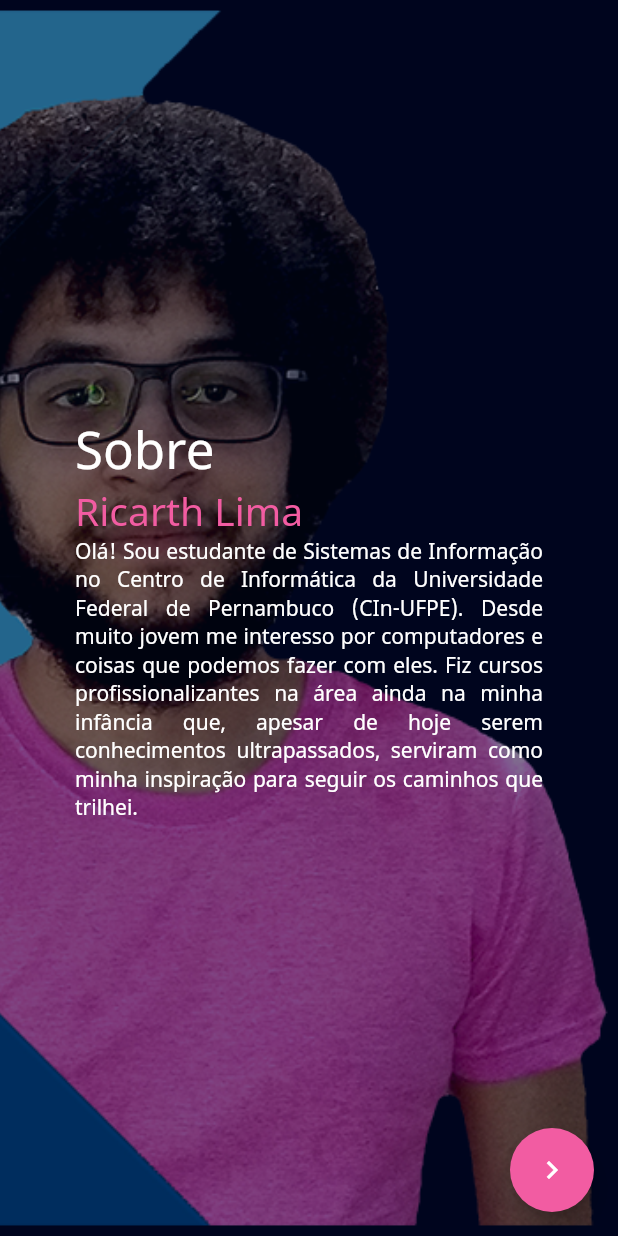
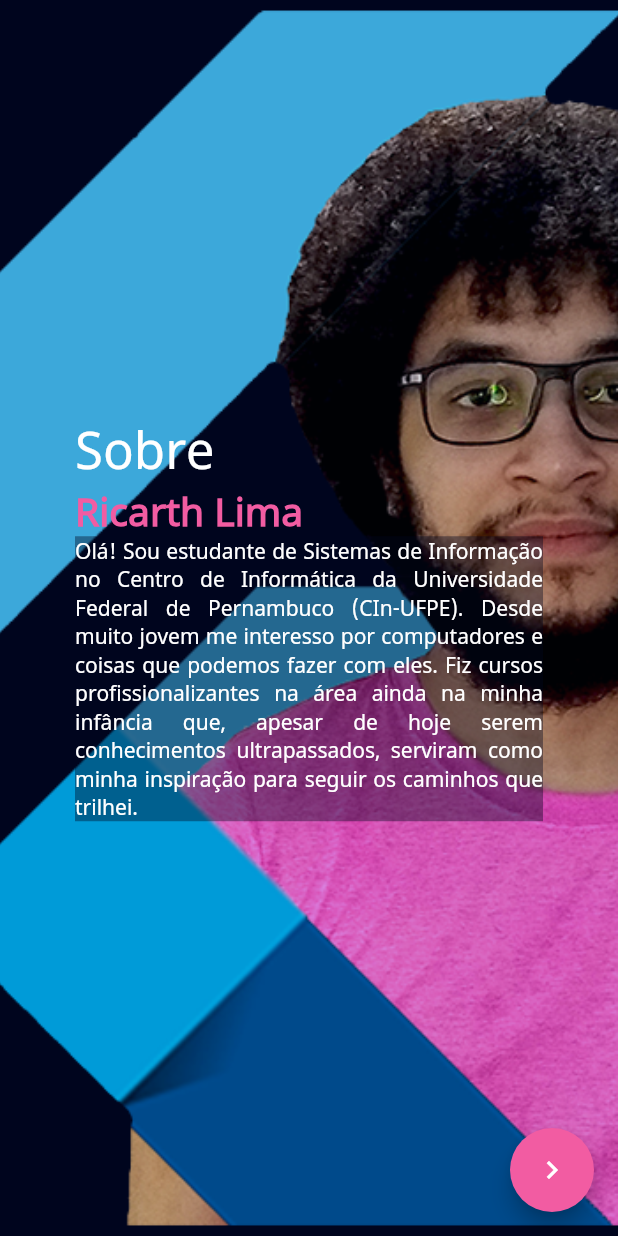
Before and after one commit to ricarthlima/flutter-ricarthme, a Flutter app: the screen it shows after launch, after a tap on the "navigate next" icon, on a phone screen of 412 x 824 dp. Run offline on Flutter 3.47's test engine with Material 2 defaults, Android fonts, the phone set to English and light mode, and no system bars; drawn by our look-alikes of carousel_slider; our stand-ins replace animated_text_kit.

Commit message:
fixed bugs in home and  about page

```diff
--- a/lib/pages/professional_page.dart
+++ b/lib/pages/professional_page.dart
@@ -1,9 +1,10 @@
-import 'package:animated_text_kit/animated_text_kit.dart';
 import 'package:carousel_slider/carousel_slider.dart';
 import 'package:flutter/material.dart';
 import 'package:ricarth_flutter/helpers/responsive_values.dart';
 import 'package:ricarth_flutter/values/my_colors.dart';
-import 'package:ricarth_flutter/values/text_styles.dart';
+
+import 'professional_views/p_home_view.dart';
+import 'professional_views/p_sobre_view.dart';
 
 class ProfessionalPage extends StatefulWidget {
   @override
@@ -42,130 +43,3 @@ class _ProfessionalPageState extends State<ProfessionalPage> {
     );
   }
 }
-
-class HomeView extends StatefulWidget {
-  @override
-  _HomeViewState createState() => _HomeViewState();
-}
-
-class _HomeViewState extends State<HomeView> {
-  @override
-  Widget build(BuildContext context) {
-    return Center(
-      child: Container(
-        padding: EdgeInsets.symmetric(
-          vertical: 50,
-          horizontal: 75,
-        ),
-        width: getWidth(context),
-        height: getHeight(context),
-        decoration: BoxDecoration(
-          image: DecorationImage(
-            image: AssetImage("assets/coding_bg.jpg"),
-            fit: BoxFit.cover,
-          ),
-        ),
-        child: Column(
-          crossAxisAlignment: CrossAxisAlignment.start,
-          mainAxisAlignment: MainAxisAlignment.center,
-          children: [
-            Text(
-              "RICARTH LIMA",
-              style: MyTextStyles().heading1,
-            ),
-            Text(
-              "Desenvolvedor de Aplicativos",
-              style: MyTextStyles().subHeadingPink,
-            ),
-            Text(
-              "Programador Flutter",
-              style: MyTextStyles().subHeadingPink,
-            ),
-            Row(
-              mainAxisSize: MainAxisSize.min,
-              children: <Widget>[
-                Text(
-                  "e ",
-                  style: MyTextStyles().subHeadingPink,
-                ),
-                TypewriterAnimatedTextKit(
-                  text: ["Full Stack Dev", "Kotlin", "Python", "Rails", "Java"],
-                  textStyle: MyTextStyles().subHeadingPink,
-                  textAlign: TextAlign.start,
-                  speed: const Duration(milliseconds: 75),
-                ),
-                Text(
-                  ".",
-                  style: MyTextStyles().subHeadingPink,
-                ),
-              ],
-            ),
-          ],
-        ),
-      ),
-    );
-  }
-}
-
-class SobreView extends StatefulWidget {
-  @override
-  _SobreViewState createState() => _SobreViewState();
-}
-
-class _SobreViewState extends State<SobreView> {
-  @override
-  Widget build(BuildContext context) {
-    return Container(
-      padding: EdgeInsets.symmetric(horizontal: 50),
-      width: getWidth(context),
-      height: getHeight(context),
-      decoration: BoxDecoration(
-        image: DecorationImage(
-          image: AssetImage(
-            "assets/flutter_me.png",
-          ),
-          fit: BoxFit.fitHeight,
-          alignment: Alignment.centerRight,
-        ),
-      ),
-      child: Column(
-        crossAxisAlignment: CrossAxisAlignment.start,
-        mainAxisAlignment: MainAxisAlignment.center,
-        children: [
-          TypewriterAnimatedTextKit(
-            text: [
-              "Sobre",
-            ],
-            textStyle: MyTextStyles().heading2,
-            textAlign: TextAlign.start,
-            speed: const Duration(milliseconds: 200),
-            pause: const Duration(milliseconds: 2500),
-          ),
-          Text(
-            "Ricarth Lima",
-            style: TextStyle(
-              color: MyColors.brilliantRose,
-              fontSize: 26,
-            ),
-            textAlign: TextAlign.left,
-          ),
-          Container(
-            width: (getWidth(context) > 1000)
-                ? getWidth(context) * 0.6
-                : getWidth(context) * 0.9,
-            child: Text(
-              "Olá! Sou estudante de Sistemas de Informação no Centro de Informática da Universidade Federal de Pernambuco " +
-                  "(CIn-UFPE). Desde muito jovem me interesso por computadores e coisas que podemos fazer com eles. Fiz cursos " +
-                  "profissionalizantes na área ainda na minha infância que, apesar de hoje serem conhecimentos ultrapassados, " +
-                  "serviram como minha inspiração para seguir os caminhos que trilhei.",
-              style: TextStyle(
-                color: Colors.white,
-              ),
-              textAlign: TextAlign.justify,
-            ),
-          )
-        ],
-      ),
-    );
-  }
-}
--- /dev/null
+++ b/lib/pages/professional_views/p_home_view.dart
@@ -0,0 +1,67 @@
+import 'package:animated_text_kit/animated_text_kit.dart';
+import 'package:flutter/material.dart';
+import 'package:ricarth_flutter/helpers/responsive_values.dart';
+import 'package:ricarth_flutter/values/text_styles.dart';
+
+class HomeView extends StatefulWidget {
+  @override
+  _HomeViewState createState() => _HomeViewState();
+}
+
+class _HomeViewState extends State<HomeView> {
+  @override
+  Widget build(BuildContext context) {
+    return Center(
+      child: Container(
+        padding: EdgeInsets.symmetric(
+          horizontal: (getWidth(context) < 500) ? 25 : 75,
+        ),
+        width: getWidth(context),
+        height: getHeight(context),
+        decoration: BoxDecoration(
+          image: DecorationImage(
+            image: AssetImage("assets/coding_bg.jpg"),
+            fit: BoxFit.cover,
+          ),
+        ),
+        child: Column(
+          crossAxisAlignment: CrossAxisAlignment.start,
+          mainAxisAlignment: MainAxisAlignment.center,
+          children: [
+            Text(
+              "RICARTH LIMA",
+              style: MyTextStyles().heading1,
+            ),
+            Text(
+              "Desenvolvedor de Aplicativos",
+              style: MyTextStyles().subHeadingPink,
+            ),
+            Text(
+              "Programador Flutter",
+              style: MyTextStyles().subHeadingPink,
+            ),
+            Row(
+              mainAxisSize: MainAxisSize.min,
+              children: <Widget>[
+                Text(
+                  "e ",
+                  style: MyTextStyles().subHeadingPink,
+                ),
+                TypewriterAnimatedTextKit(
+                  text: ["Kotlin", "Python", "Rails", "Java", "Full Stack"],
+                  textStyle: MyTextStyles().subHeadingPink,
+                  textAlign: TextAlign.start,
+                  speed: const Duration(milliseconds: 75),
+                ),
+                Text(
+                  ".",
+                  style: MyTextStyles().subHeadingPink,
+                ),
+              ],
+            ),
+          ],
+        ),
+      ),
+    );
+  }
+}
--- /dev/null
+++ b/lib/pages/professional_views/p_sobre_view.dart
@@ -0,0 +1,75 @@
+import 'package:animated_text_kit/animated_text_kit.dart';
+import 'package:flutter/material.dart';
+import 'package:ricarth_flutter/helpers/responsive_values.dart';
+import 'package:ricarth_flutter/values/my_colors.dart';
+import 'package:ricarth_flutter/values/text_styles.dart';
+
+class SobreView extends StatefulWidget {
+  @override
+  _SobreViewState createState() => _SobreViewState();
+}
+
+class _SobreViewState extends State<SobreView> {
+  @override
+  Widget build(BuildContext context) {
+    return Container(
+      padding: EdgeInsets.symmetric(horizontal: 50),
+      width: getWidth(context),
+      height: getHeight(context),
+      decoration: BoxDecoration(
+        image: DecorationImage(
+          image: AssetImage(
+            "assets/flutter_me.png",
+          ),
+          fit: BoxFit.fitHeight,
+          alignment: (getWidth(context) > 700)
+              ? Alignment.centerRight
+              : Alignment.center,
+        ),
+      ),
+      child: Center(
+        child: ListView(
+          shrinkWrap: true,
+          // crossAxisAlignment: CrossAxisAlignment.start,
+          // mainAxisAlignment: MainAxisAlignment.center,
+          children: [
+            TypewriterAnimatedTextKit(
+              text: [
+                "Sobre",
+              ],
+              textStyle: MyTextStyles().heading2,
+              textAlign: TextAlign.start,
+              speed: const Duration(milliseconds: 200),
+              pause: const Duration(milliseconds: 2500),
+            ),
+            Text(
+              "Ricarth Lima",
+              style: TextStyle(
+                color: MyColors.brilliantRose,
+                fontSize: 26,
+                fontWeight: FontWeight.bold,
+              ),
+              textAlign: TextAlign.left,
+            ),
+            Container(
+              color: MyColors.blueDarkAlpha25,
+              margin: (getWidth(context) > 1000)
+                  ? EdgeInsets.only(right: getWidth(context) * 0.4)
+                  : EdgeInsets.only(right: 0),
+              child: Text(
+                "Olá! Sou estudante de Sistemas de Informação no Centro de Informática da Universidade Federal de Pernambuco " +
+                    "(CIn-UFPE). Desde muito jovem me interesso por computadores e coisas que podemos fazer com eles. Fiz cursos " +
+                    "profissionalizantes na área ainda na minha infância que, apesar de hoje serem conhecimentos ultrapassados, " +
+                    "serviram como minha inspiração para seguir os caminhos que trilhei.",
+                style: TextStyle(
+                  color: Colors.white,
+                ),
+                textAlign: TextAlign.justify,
+              ),
+            )
+          ],
+        ),
+      ),
+    );
+  }
+}
--- a/lib/values/my_colors.dart
+++ b/lib/values/my_colors.dart
@@ -7,4 +7,6 @@ class MyColors {
   static const Color internationalKleinBlue = Color.fromARGB(255, 3, 44, 166);
   static const Color royalBlueDark = Color.fromARGB(255, 0, 5, 30);
   static const Color carolinaBlue = Color.fromARGB(255, 11, 158, 217);
+
+  static const Color blueDarkAlpha25 = Color.fromARGB(100, 0, 5, 30);
 }
```
Also changed, not shown: assets/assets/flutter_me.png, assets/flutter_me.png, 6 other files.
